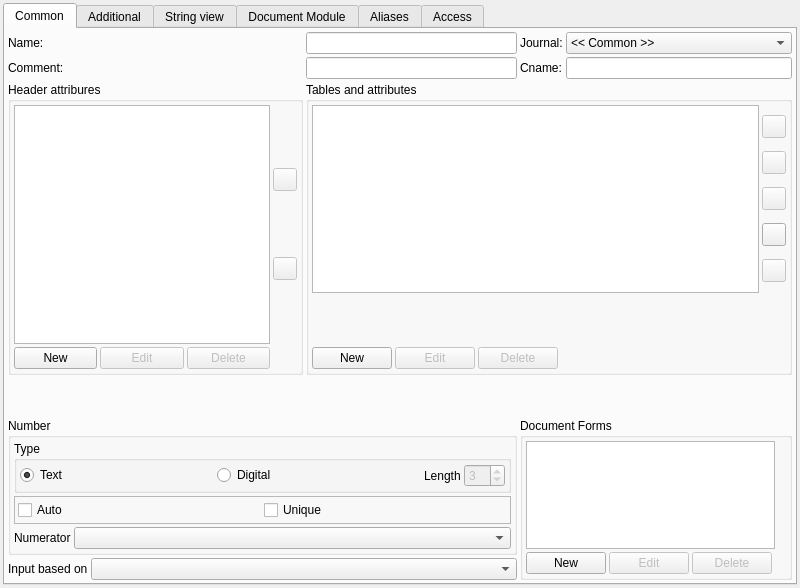
heiheshang/ananas-creator, file src/plugins/documenteditor/documenteditor.ui: the form before one commit.
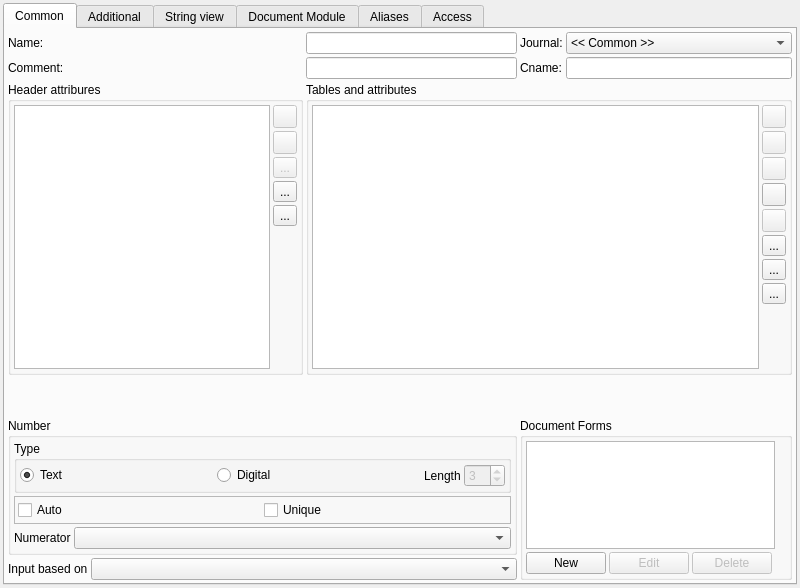
The form after the commit. Icons and pictures are not drawn.

Diff of the .ui file:
```diff
--- a/src/plugins/documenteditor/documenteditor.ui
+++ b/src/plugins/documenteditor/documenteditor.ui
@@ -10,6 +10,12 @@
     <height>588</height>
    </rect>
   </property>
+  <property name="sizePolicy">
+   <sizepolicy hsizetype="Fixed" vsizetype="Fixed">
+    <horstretch>0</horstretch>
+    <verstretch>0</verstretch>
+   </sizepolicy>
+  </property>
   <property name="windowTitle">
    <string>Document</string>
   </property>
@@ -167,36 +173,8 @@
            <string>Header attribures</string>
           </property>
           <layout class="QGridLayout">
-           <item row="1" column="0">
-            <layout class="QHBoxLayout">
-             <item>
-              <widget class="QPushButton" name="createNewHeaderAttribute">
-               <property name="text">
-                <string>New</string>
-               </property>
-              </widget>
-             </item>
-             <item>
-              <widget class="QPushButton" name="editHeaderAttribute">
-               <property name="enabled">
-                <bool>false</bool>
-               </property>
-               <property name="text">
-                <string>Edit</string>
-               </property>
-              </widget>
-             </item>
-             <item>
-              <widget class="QPushButton" name="deleteHeaderAttribute">
-               <property name="enabled">
-                <bool>false</bool>
-               </property>
-               <property name="text">
-                <string>Delete</string>
-               </property>
-              </widget>
-             </item>
-            </layout>
+           <item row="0" column="0" rowspan="2">
+            <widget class="QListView" name="headerAttributesList"/>
            </item>
            <item row="0" column="1">
             <layout class="QVBoxLayout">
@@ -228,10 +206,59 @@
                </property>
               </widget>
              </item>
+             <item>
+              <widget class="QToolButton" name="deleteHeaderAttribute">
+               <property name="enabled">
+                <bool>false</bool>
+               </property>
+               <property name="text">
+                <string>...</string>
+               </property>
+               <property name="icon">
+                <iconset resource="../ananasprojectmanager/libananas/designer.qrc">
+                 <normaloff>:/images/editdelete.png</normaloff>:/images/editdelete.png</iconset>
+               </property>
+              </widget>
+             </item>
+             <item>
+              <widget class="QToolButton" name="editHeaderAttribute">
+               <property name="text">
+                <string>...</string>
+               </property>
+               <property name="icon">
+                <iconset resource="../ananasprojectmanager/libananas/designer.qrc">
+                 <normaloff>:/images/editedit.png</normaloff>:/images/editedit.png</iconset>
+               </property>
+              </widget>
+             </item>
+             <item>
+              <widget class="QToolButton" name="createNewHeaderAttribute">
+               <property name="enabled">
+                <bool>true</bool>
+               </property>
+               <property name="text">
+                <string>...</string>
+               </property>
+               <property name="icon">
+                <iconset resource="../ananasprojectmanager/libananas/designer.qrc">
+                 <normaloff>:/add.png</normaloff>:/add.png</iconset>
+               </property>
+              </widget>
+             </item>
             </layout>
            </item>
-           <item row="0" column="0">
-            <widget class="QListView" name="headerAttributesList"/>
+           <item row="1" column="1">
+            <spacer name="verticalSpacer_2">
+             <property name="orientation">
+              <enum>Qt::Vertical</enum>
+             </property>
+             <property name="sizeHint" stdset="0">
+              <size>
+               <width>20</width>
+               <height>40</height>
+              </size>
+             </property>
+            </spacer>
            </item>
           </layout>
          </widget>
@@ -491,37 +518,6 @@
            <string>Tables and attributes</string>
           </property>
           <layout class="QGridLayout">
-           <item row="2" column="0">
-            <layout class="QHBoxLayout">
-             <item>
-              <widget class="QPushButton" name="createNewTableAttribute">
-               <property name="text">
-                <string>New</string>
-               </property>
-              </widget>
-             </item>
-             <item>
-              <widget class="QPushButton" name="editTableAttribute">
-               <property name="enabled">
-                <bool>false</bool>
-               </property>
-               <property name="text">
-                <string>Edit</string>
-               </property>
-              </widget>
-             </item>
-             <item>
-              <widget class="QPushButton" name="deleteTableAttribute">
-               <property name="enabled">
-                <bool>false</bool>
-               </property>
-               <property name="text">
-                <string>Delete</string>
-               </property>
-              </widget>
-             </item>
-            </layout>
-           </item>
            <item row="0" column="2">
             <layout class="QVBoxLayout">
              <item>
@@ -603,9 +599,42 @@
                </property>
               </widget>
              </item>
+             <item>
+              <widget class="QToolButton" name="createNewTableAttribute">
+               <property name="text">
+                <string>...</string>
+               </property>
+               <property name="icon">
+                <iconset resource="../ananasprojectmanager/libananas/designer.qrc">
+                 <normaloff>:/add.png</normaloff>:/add.png</iconset>
+               </property>
+              </widget>
+             </item>
+             <item>
+              <widget class="QToolButton" name="editTableAttribute">
+               <property name="text">
+                <string>...</string>
+               </property>
+               <property name="icon">
+                <iconset resource="../ananasprojectmanager/libananas/designer.qrc">
+                 <normaloff>:/images/book_edit.png</normaloff>:/images/book_edit.png</iconset>
+               </property>
+              </widget>
+             </item>
+             <item>
+              <widget class="QToolButton" name="deleteTableAttribute">
+               <property name="text">
+                <string>...</string>
+               </property>
+               <property name="icon">
+                <iconset resource="../ananasprojectmanager/libananas/designer.qrc">
+                 <normaloff>:/images/book_delete.png</normaloff>:/images/book_delete.png</iconset>
+               </property>
+              </widget>
+             </item>
             </layout>
            </item>
-           <item row="1" column="2">
+           <item row="3" column="2">
             <spacer name="spacer1">
              <property name="orientation">
               <enum>Qt::Vertical</enum>
@@ -621,7 +650,7 @@
              </property>
             </spacer>
            </item>
-           <item row="0" column="0" colspan="2">
+           <item row="0" column="0" rowspan="5" colspan="2">
             <widget class="QTreeView" name="tableAttributeTree">
              <attribute name="headerVisible">
               <bool>false</bool>
@@ -631,6 +660,45 @@
              </attribute>
             </widget>
            </item>
+           <item row="4" column="2">
+            <spacer name="verticalSpacer_3">
+             <property name="orientation">
+              <enum>Qt::Vertical</enum>
+             </property>
+             <property name="sizeHint" stdset="0">
+              <size>
+               <width>20</width>
+               <height>40</height>
+              </size>
+             </property>
+            </spacer>
+           </item>
+           <item row="2" column="2">
+            <spacer name="verticalSpacer_4">
+             <property name="orientation">
+              <enum>Qt::Vertical</enum>
+             </property>
+             <property name="sizeHint" stdset="0">
+              <size>
+               <width>20</width>
+               <height>40</height>
+              </size>
+             </property>
+            </spacer>
+           </item>
+           <item row="1" column="2">
+            <spacer name="verticalSpacer_5">
+             <property name="orientation">
+              <enum>Qt::Vertical</enum>
+             </property>
+             <property name="sizeHint" stdset="0">
+              <size>
+               <width>20</width>
+               <height>40</height>
+              </size>
+             </property>
+            </spacer>
+           </item>
           </layout>
          </widget>
         </item>
```
Left out of the diff: 115 changed lines with no effect on the pictures.
